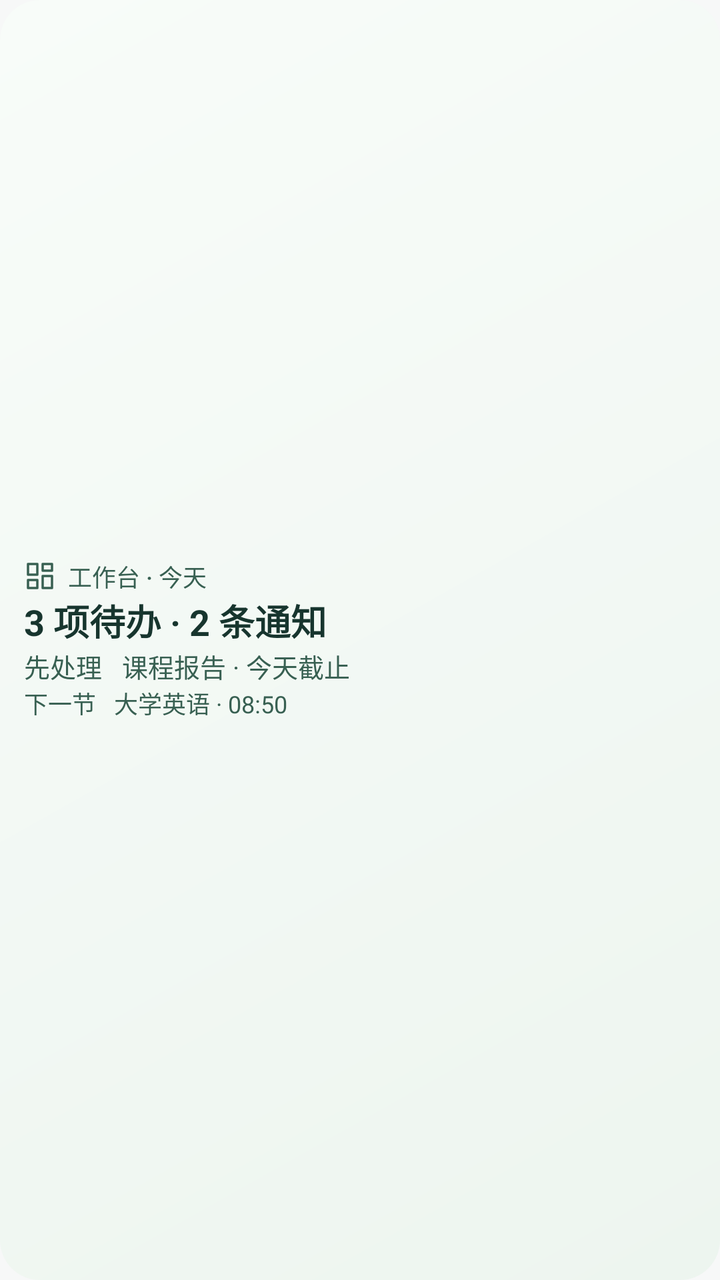
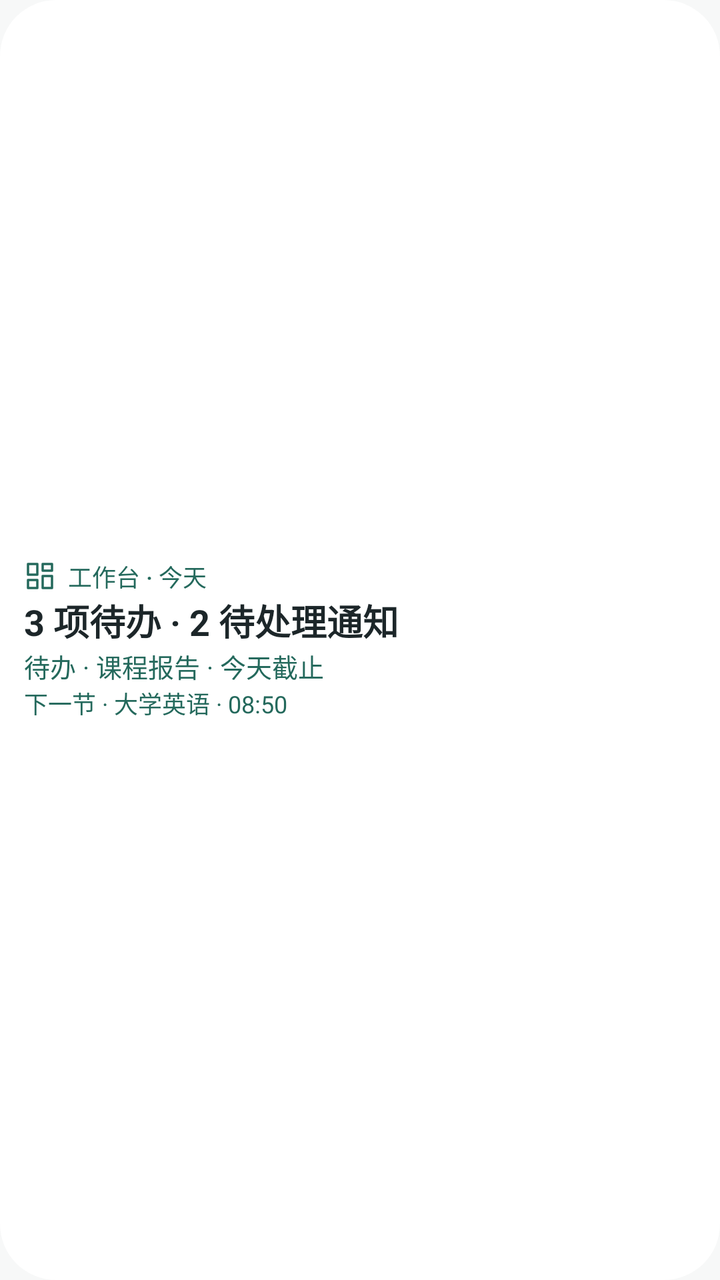

The first picture is an Android layout as it rendered before a commit; the second is the same layout after the commit. The layout source and the unified diff follow.
<!-- AndroidManifest.xml: application theme Theme.ClassTools -->
<!-- res/layout/widget_preview_workbench.xml -->
<LinearLayout xmlns:android="http://schemas.android.com/apk/res/android" android:layout_width="match_parent"
    android:layout_height="match_parent" android:gravity="center_vertical" android:orientation="vertical"
    android:background="@drawable/timetable_widget_background" android:padding="12dp">
    <TextView android:drawableStart="@drawable/widget_icon_workbench" android:drawablePadding="6dp"
        android:gravity="center_vertical" android:fontFamily="sans-serif-medium" android:layout_width="match_parent" android:layout_height="wrap_content" android:textColor="@color/widget_accent" android:textSize="12sp" android:text="工作台 · 今天" />
    <TextView android:layout_width="match_parent" android:layout_height="wrap_content" android:textColor="@color/widget_ink" android:textSize="18sp" android:textStyle="bold" android:maxLines="1" android:ellipsize="end" android:text="3 项待办 · 2 条通知" />
    <TextView android:layout_width="match_parent" android:layout_height="wrap_content" android:textColor="@color/widget_accent" android:textSize="13sp" android:maxLines="1" android:ellipsize="end" android:text="先处理   课程报告 · 今天截止" />
    <TextView android:layout_width="match_parent" android:layout_height="wrap_content" android:singleLine="true" android:ellipsize="end" android:textSize="12sp" android:textColor="@color/widget_accent" android:text="下一节   大学英语 · 08:50" />
</LinearLayout>
<!-- resources referenced by this layout -->
<resources>
  <color name="widget_accent">#386052</color>
  <color name="widget_ink">#17352E</color>
  <!-- drawable timetable_widget_background (drawable) -->
  <shape xmlns:android="http://schemas.android.com/apk/res/android" android:shape="rectangle">
      <gradient android:angle="315" android:startColor="@color/widget_green_highlight" android:endColor="@color/widget_paper" />
      <corners android:radius="20dp" />
  </shape>
  <!-- drawable widget_icon_workbench (drawable) -->
  <vector xmlns:android="http://schemas.android.com/apk/res/android"
      android:width="16dp" android:height="16dp" android:viewportWidth="24" android:viewportHeight="24">
      <path android:fillColor="@android:color/transparent" android:strokeColor="@color/widget_accent"
          android:strokeWidth="1.8" android:strokeLineCap="round" android:strokeLineJoin="round"
          android:pathData="M3,3h7v8H3z M14,3h7v5h-7z M14,12h7v9h-7z M3,15h7v6H3z" />
  </vector>
  <style name="Theme.ClassTools" parent="android:Theme.Material.Light.NoActionBar">
          <item name="android:windowBackground">@color/ct_window_background</item>
          <item name="android:windowNoTitle">true</item>
          <item name="android:windowActionModeOverlay">true</item>
          <item name="android:statusBarColor">@android:color/transparent</item>
          <item name="android:navigationBarColor">@android:color/transparent</item>
          <item name="android:windowLightStatusBar">true</item>
          <item name="android:windowLightNavigationBar">true</item>
      </style>
  <color name="widget_green_highlight">#F8FCF9</color>
  <color name="widget_paper">#EDF5EF</color>
  <color name="ct_window_background">#F7F8F8</color>
</resources>

<!-- the commit's change to res/layout/widget_preview_workbench.xml (unified diff, before → after) -->
@@ -3,7 +3,7 @@
     android:background="@drawable/timetable_widget_background" android:padding="12dp">
     <TextView android:drawableStart="@drawable/widget_icon_workbench" android:drawablePadding="6dp"
         android:gravity="center_vertical" android:fontFamily="sans-serif-medium" android:layout_width="match_parent" android:layout_height="wrap_content" android:textColor="@color/widget_accent" android:textSize="12sp" android:text="工作台 · 今天" />
-    <TextView android:layout_width="match_parent" android:layout_height="wrap_content" android:textColor="@color/widget_ink" android:textSize="18sp" android:textStyle="bold" android:maxLines="1" android:ellipsize="end" android:text="3 项待办 · 2 条通知" />
-    <TextView android:layout_width="match_parent" android:layout_height="wrap_content" android:textColor="@color/widget_accent" android:textSize="13sp" android:maxLines="1" android:ellipsize="end" android:text="先处理   课程报告 · 今天截止" />
-    <TextView android:layout_width="match_parent" android:layout_height="wrap_content" android:singleLine="true" android:ellipsize="end" android:textSize="12sp" android:textColor="@color/widget_accent" android:text="下一节   大学英语 · 08:50" />
+    <TextView android:layout_width="match_parent" android:layout_height="wrap_content" android:textColor="@color/widget_ink" android:textSize="18sp" android:textStyle="bold" android:maxLines="1" android:ellipsize="end" android:text="3 项待办 · 2 待处理通知" />
+    <TextView android:layout_width="match_parent" android:layout_height="wrap_content" android:textColor="@color/widget_accent" android:textSize="13sp" android:maxLines="1" android:ellipsize="end" android:text="待办 · 课程报告 · 今天截止" />
+    <TextView android:layout_width="match_parent" android:layout_height="wrap_content" android:singleLine="true" android:ellipsize="end" android:textSize="12sp" android:textColor="@color/widget_accent" android:text="下一节 · 大学英语 · 08:50" />
 </LinearLayout>
<!-- resource entries referenced after the edit -->
@@ -1,11 +1,11 @@
 <!-- resources referenced by this layout -->
 <resources>
-  <color name="widget_accent">#386052</color>
-  <color name="widget_ink">#17352E</color>
+  <color name="widget_accent">#24695C</color>
+  <color name="widget_ink">#1C2629</color>
   <!-- drawable timetable_widget_background (drawable) -->
   <shape xmlns:android="http://schemas.android.com/apk/res/android" android:shape="rectangle">
       <gradient android:angle="315" android:startColor="@color/widget_green_highlight" android:endColor="@color/widget_paper" />
-      <corners android:radius="20dp" />
+      <corners android:radius="@dimen/ct_widget_radius" />
   </shape>
   <!-- drawable widget_icon_workbench (drawable) -->
   <vector xmlns:android="http://schemas.android.com/apk/res/android"
@@ -23,8 +23,9 @@
           <item name="android:windowLightStatusBar">true</item>
           <item name="android:windowLightNavigationBar">true</item>
       </style>
-  <color name="widget_green_highlight">#F8FCF9</color>
-  <color name="widget_paper">#EDF5EF</color>
+  <color name="widget_green_highlight">#FFFFFF</color>
+  <color name="widget_paper">#FFFFFF</color>
+  <dimen name="ct_widget_radius">20dp</dimen>
   <color name="ct_window_background">#F7F8F8</color>
 </resources>
 
